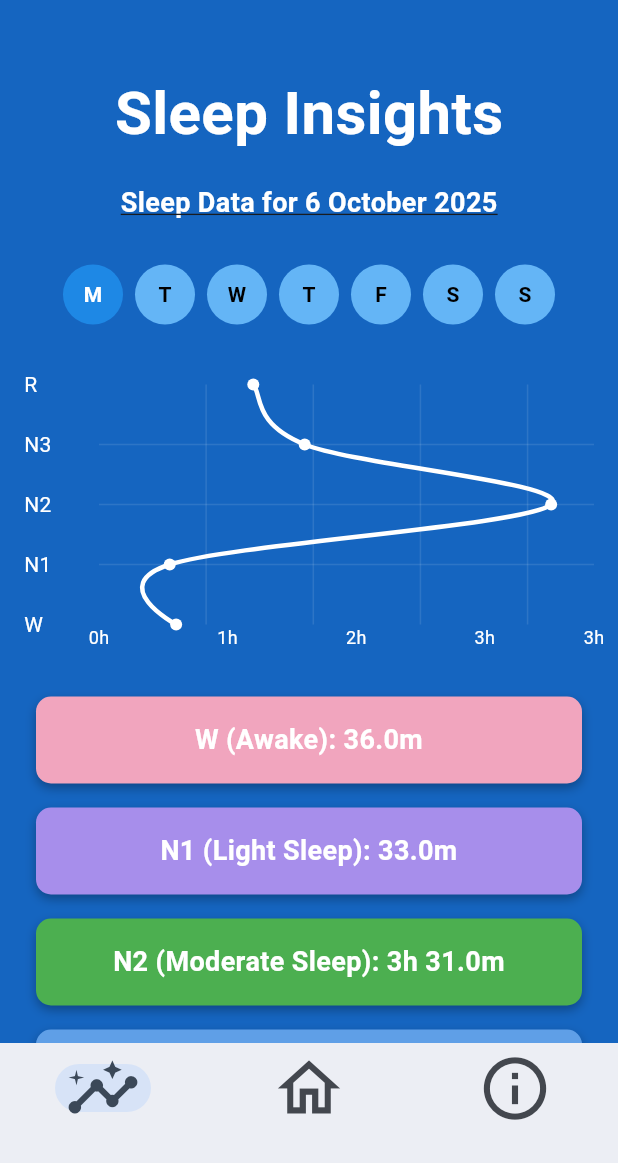
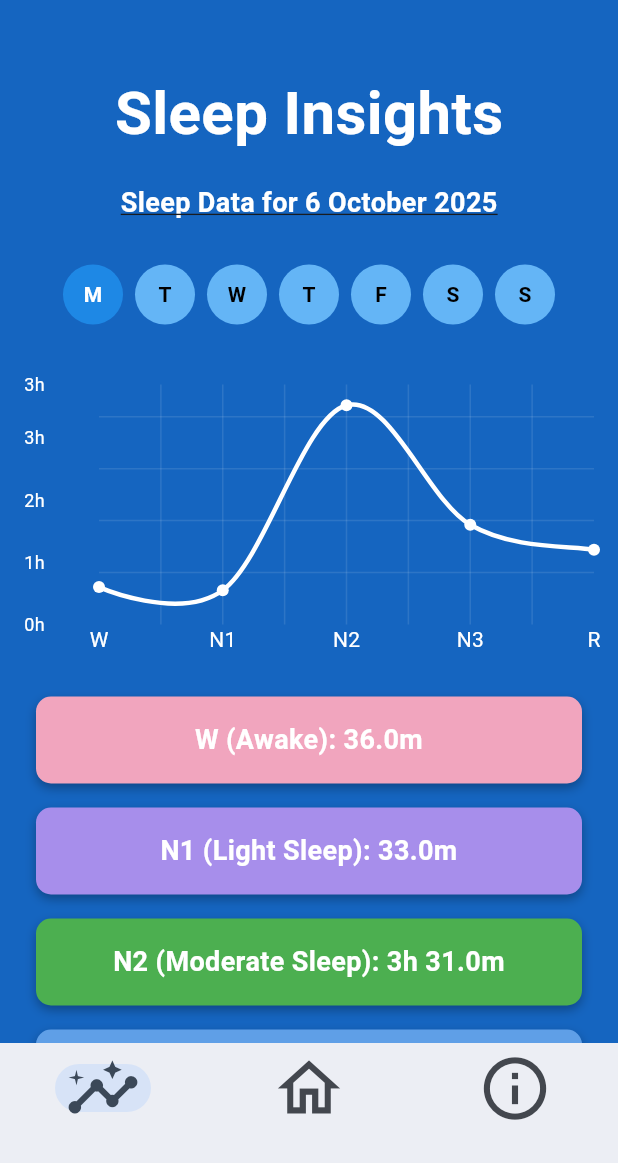
Before and after one commit to AdrienneChiu/AI-SleepAppTracker, a Flutter app: the NavigationExample screen opened by its route, after a tap on an icon or button, on a phone screen of 412 x 824 dp, the part 73-1236 px from its top. Run offline on Flutter 3.47's test engine with Material 3 defaults, Android fonts, the phone set to English and light mode, and no system bars; drawn by our look-alikes of fl_chart; our stand-ins replace sqflite; missing offline and left inert: tflite_flutter; accounts and stored records are empty.

Commit message:
swapped x-y axis line chart, cleaned layout of comparison charts

```diff
--- a/lib/Insights Page/line_chart.dart
+++ b/lib/Insights Page/line_chart.dart
@@ -1,4 +1,4 @@
-// Sleep stage line chart
+// Sleep stage line chart (X and Y swapped)
 
 import 'package:flutter/material.dart';
 import 'package:fl_chart/fl_chart.dart';
@@ -32,10 +32,10 @@ class LineChartWidget extends StatelessWidget {
               ),
             ),
             titlesData: FlTitlesData(
-              leftTitles: AxisTitles(
+              bottomTitles: AxisTitles(
                 sideTitles: SideTitles(
                   showTitles: true,
-                  reservedSize: 50,
+                  reservedSize: 40,
                   interval: 1,
                   getTitlesWidget: (value, meta) {
                     int index = value.toInt();
@@ -47,10 +47,10 @@ class LineChartWidget extends StatelessWidget {
                   },
                 ),
               ),
-              bottomTitles: AxisTitles(
+              leftTitles: AxisTitles(
                 sideTitles: SideTitles(
                   showTitles: true,
-                  reservedSize: 40,
+                  reservedSize: 50,
                   interval: 60,
                   getTitlesWidget: (value, meta) {
                     int hours = value ~/ 60;
@@ -66,13 +66,14 @@ class LineChartWidget extends StatelessWidget {
             ),
             borderData: FlBorderData(show: false),
             minX: 0,
-            maxX: maxDuration,
+            maxX: (durationsInMinutes.length - 1).toDouble(),
             minY: 0,
-            maxY: (durationsInMinutes.length - 1).toDouble(),
+            maxY: maxDuration,
             lineBarsData: [
               LineChartBarData(
+                // Swap X and Y values
                 spots: List.generate(durationsInMinutes.length, (index) =>
-                  FlSpot(durationsInMinutes[index].toDouble(), index.toDouble())),
+                    FlSpot(index.toDouble(), durationsInMinutes[index].toDouble())),
                 isCurved: true,
                 color: Colors.white,
                 barWidth: 3,
--- a/lib/Insights Page/sleep_stage_comparison_chart.dart
+++ b/lib/Insights Page/sleep_stage_comparison_chart.dart
@@ -25,7 +25,7 @@ class SleepStageComparisonChart extends StatelessWidget {
   @override
   Widget build(BuildContext context) {
     return Padding(
-      padding: const EdgeInsets.symmetric(horizontal: 24, vertical: 16),
+      padding: const EdgeInsets.symmetric(horizontal: 24, vertical: 5),
       child: Column(
         crossAxisAlignment: CrossAxisAlignment.start,
         children: [
@@ -37,7 +37,7 @@ class SleepStageComparisonChart extends StatelessWidget {
               color: Colors.white,
             ),
           ),
-          const SizedBox(height: 12),
+          const SizedBox(height: 50),
           AspectRatio(
             aspectRatio: 1.6,
             child: BarChart(
```
Also changed, not shown: lib/Insights Page/insights_page.dart (+0 -172 lines).
